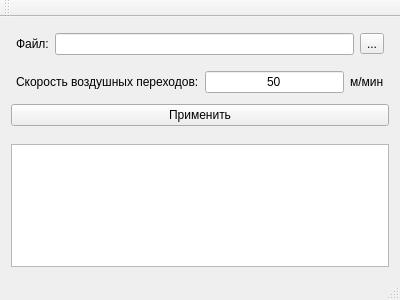
ApplicationsForge/DM-AirTransition-Converter, file app/DM-AirTransition-Converter/gui/mainwindow.ui: the form before one commit.
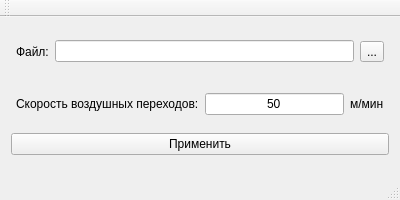
The form after the commit.

Commit message: Удален виджет для просмотра действий

Patch:
```diff
--- a/app/DM-AirTransition-Converter/gui/mainwindow.ui
+++ b/app/DM-AirTransition-Converter/gui/mainwindow.ui
@@ -7,7 +7,7 @@
     <x>0</x>
     <y>0</y>
     <width>400</width>
-    <height>300</height>
+    <height>200</height>
    </rect>
   </property>
   <property name="windowTitle">
@@ -139,37 +139,6 @@
       </layout>
      </widget>
     </item>
-    <item>
-     <widget class="QFrame" name="statusFrame">
-      <property name="frameShape">
-       <enum>QFrame::NoFrame</enum>
-      </property>
-      <property name="frameShadow">
-       <enum>QFrame::Raised</enum>
-      </property>
-      <layout class="QGridLayout" name="gridLayout">
-       <property name="leftMargin">
-        <number>0</number>
-       </property>
-       <property name="topMargin">
-        <number>0</number>
-       </property>
-       <property name="rightMargin">
-        <number>0</number>
-       </property>
-       <property name="bottomMargin">
-        <number>0</number>
-       </property>
-       <item row="0" column="0">
-        <widget class="QPlainTextEdit" name="statusPlainTextEdit">
-         <property name="readOnly">
-          <bool>true</bool>
-         </property>
-        </widget>
-       </item>
-      </layout>
-     </widget>
-    </item>
    </layout>
   </widget>
   <widget class="QMenuBar" name="menuBar">
```
Left out of the diff: 2 changed lines with no effect on the pictures.
